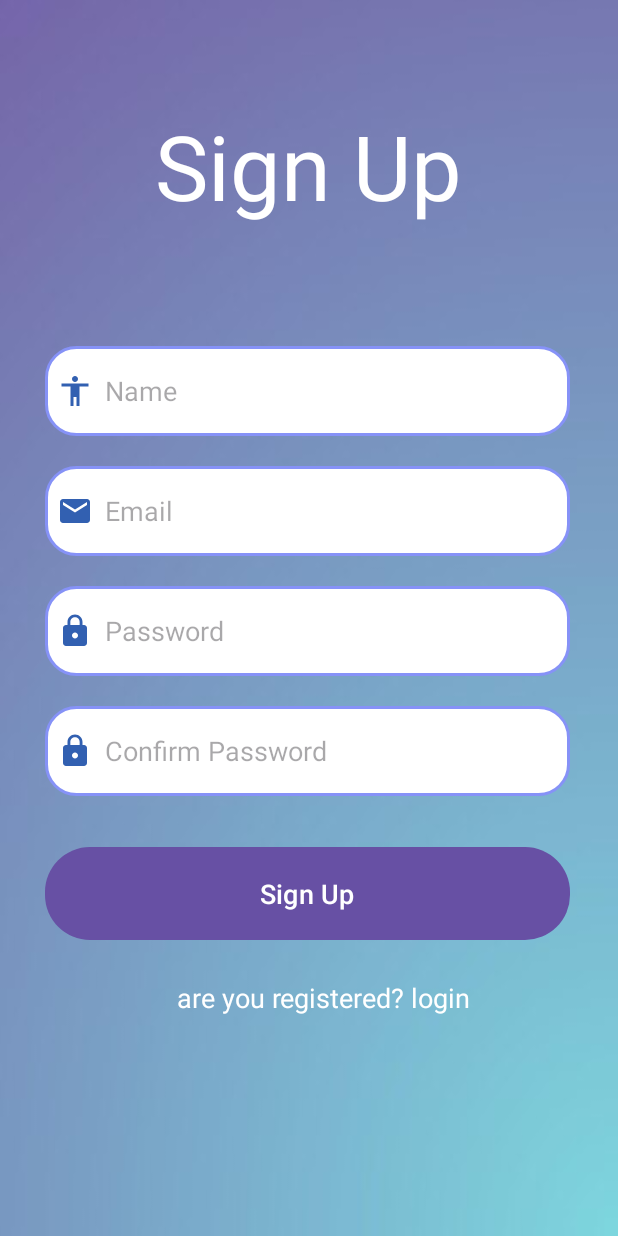
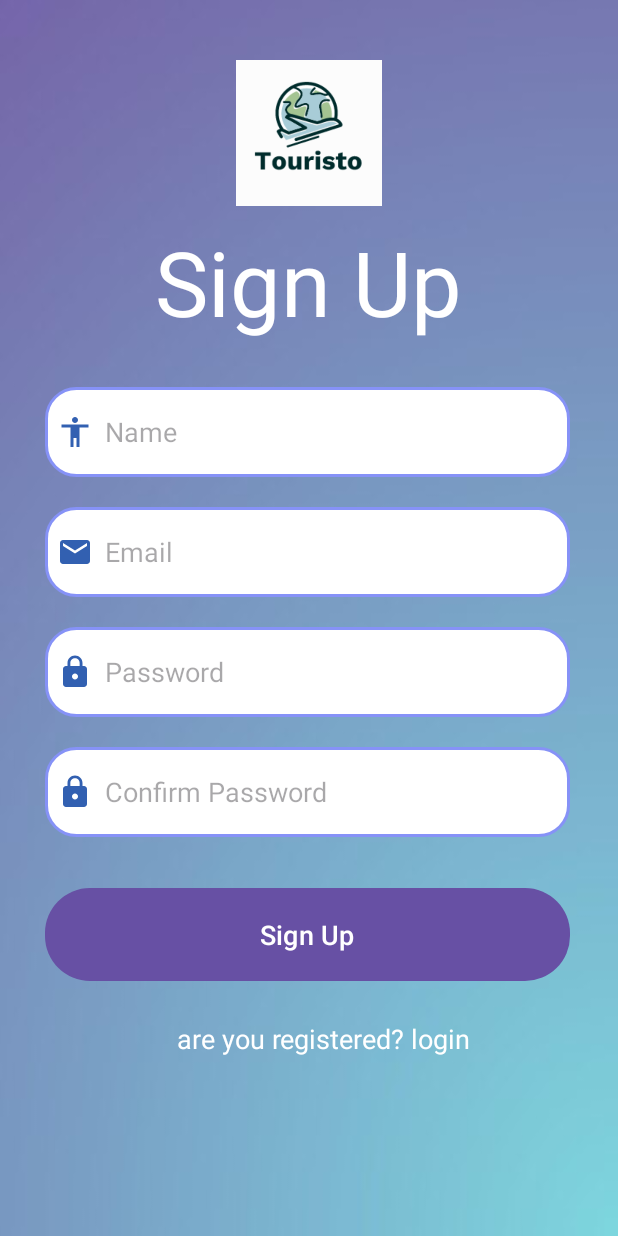
Before and after one commit to AlaDdin0709/Touristo, an Android app: the RegisterActivity screen opened directly, with no data from a screen before it, on a phone screen of 412 x 824 dp. Run offline under Robolectric (Android 15) with nearby library versions, the phone set to English and light mode, and no system bars; our stand-ins replace Firebase (no records; nobody signed in at launch, a user with empty details on screens opened directly); 1 statement that could not run was skipped.

Commit message:
Add -- adding logo

```diff
--- a/app/src/main/AndroidManifest.xml
+++ b/app/src/main/AndroidManifest.xml
@@ -8,7 +8,7 @@
         android:allowBackup="true"
         android:dataExtractionRules="@xml/data_extraction_rules"
         android:fullBackupContent="@xml/backup_rules"
-        android:icon="@mipmap/ic_launcher"
+        android:icon="@drawable/logo"
         android:label="@string/app_name"
         android:roundIcon="@mipmap/ic_launcher_round"
         android:supportsRtl="true"
--- a/app/src/main/java/com/example/touristo/Views/LoginActivity.java
+++ b/app/src/main/java/com/example/touristo/Views/LoginActivity.java
@@ -3,6 +3,7 @@ package com.example.touristo.Views;
 
 import androidx.appcompat.app.AppCompatActivity;
 import android.content.Intent;
+import android.graphics.Color;
 import android.os.Bundle;
 import android.text.TextUtils;
 import android.view.View;
--- a/app/src/main/res/layout/sign_up.xml
+++ b/app/src/main/res/layout/sign_up.xml
@@ -6,24 +6,34 @@
     android:layout_height="match_parent"
     android:orientation="vertical"
     android:background="@drawable/image"
-    tools:context=".Controlers.Auth.Register">
+    tools:context=".Controlers.Auth.Register"
+    android:layout_gravity="center"
+    >
+
+    <ImageView
+        android:layout_width="124dp"
+        android:layout_height="137dp"
+        android:layout_gravity="center"
+        android:paddingTop="40dp"
+        android:src="@drawable/logo" />
 
     <TextView
         android:layout_width="wrap_content"
         android:layout_height="wrap_content"
+        android:layout_gravity="center"
+        android:layout_marginTop="10dp"
+        android:gravity="center"
         android:text="@string/sign_up"
-        android:gravity="center"
         android:textColor="@color/white"
-        android:textSize="60sp"
-        android:layout_gravity="center"
-        android:layout_marginTop="70dp"  />
+        android:textSize="60sp" />
 
     <LinearLayout
         android:layout_width="match_parent"
         android:layout_height="569dp"
+        android:layout_gravity="center"
         android:orientation="vertical"
         android:padding="30dp"
-        android:paddingTop="70dp"
+        android:paddingTop="80dp"
         android:paddingEnd="10dp"
         tools:ignore="RtlSymmetry">
 
@@ -31,52 +41,51 @@
             android:id="@+id/sign_up_name"
             android:layout_width="350dp"
             android:layout_height="60dp"
-            android:layout_marginTop="50dp"
+            android:autofillHints=""
             android:background="@drawable/lavender_border"
             android:drawableStart="@drawable/baseline_accessibility_24"
             android:drawablePadding="8dp"
             android:hint="@string/name"
             android:padding="8dp"
-            android:autofillHints="" />
+            />
 
         <EditText
             android:id="@+id/sign_up_email"
             android:layout_width="350dp"
             android:layout_height="60dp"
             android:layout_marginTop="20dp"
+            android:autofillHints=""
             android:background="@drawable/lavender_border"
             android:drawableStart="@drawable/baseline_email_24"
             android:drawablePadding="8dp"
             android:hint="@string/register_email"
-            android:padding="8dp"
-            android:autofillHints=""
-             />
+            android:padding="8dp" />
 
         <EditText
             android:id="@+id/sign_up_password"
             android:layout_width="350dp"
             android:layout_height="60dp"
             android:layout_marginTop="20dp"
+            android:autofillHints=""
             android:background="@drawable/lavender_border"
             android:drawableStart="@drawable/baseline_lock_24"
             android:drawablePadding="8dp"
             android:hint="@string/register_password"
             android:inputType="textPassword"
-            android:padding="8dp"
-            android:autofillHints="" />
+            android:padding="8dp" />
 
         <EditText
             android:id="@+id/confirm_password"
             android:layout_width="350dp"
             android:layout_height="60dp"
             android:layout_marginTop="20dp"
+            android:autofillHints=""
             android:background="@drawable/lavender_border"
             android:drawableStart="@drawable/baseline_lock_24"
             android:drawablePadding="8dp"
             android:hint="@string/confirm_password"
             android:inputType="textPassword"
-            android:padding="8dp"
-            android:autofillHints="" />
+            android:padding="8dp" />
 
         <Button
             android:id="@+id/Sign_up_button"
@@ -86,13 +95,6 @@
             android:text="@string/sign_up_button"
             android:textSize="18sp"
             app:cornerRadius="30dp" />
-
-        <ProgressBar
-            android:layout_width="wrap_content"
-            android:layout_height="wrap_content"
-            android:visibility="gone"
-            android:id="@+id/progressBar"
-            android:layout_gravity="center"/>
 
         <TextView
             android:id="@+id/loginRedirectText"
@@ -105,6 +107,13 @@
             android:textColor="@color/white"
             android:textSize="18sp" />
 
+        <ProgressBar
+            android:id="@+id/progressBar"
+            android:layout_width="wrap_content"
+            android:layout_height="wrap_content"
+            android:layout_gravity="center"
+            android:visibility="gone" />
+
     </LinearLayout>
 
 </LinearLayout>
```
Also changed, not shown: app/src/main/res/layout/login.xml (+37 -18 lines).
